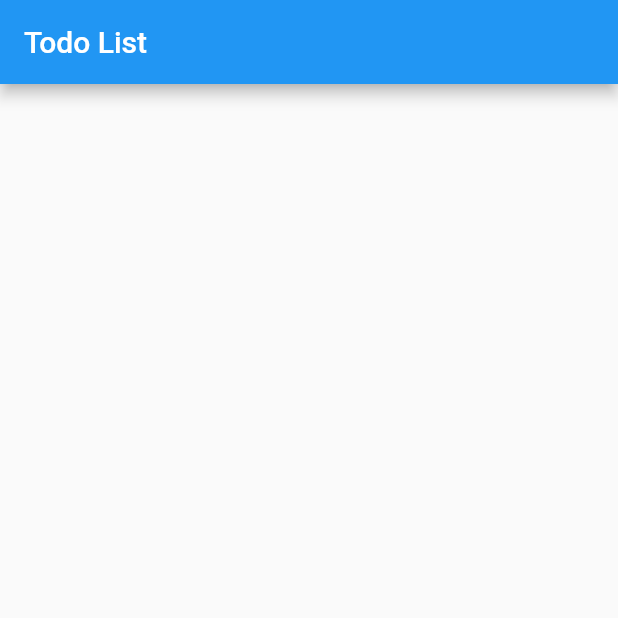
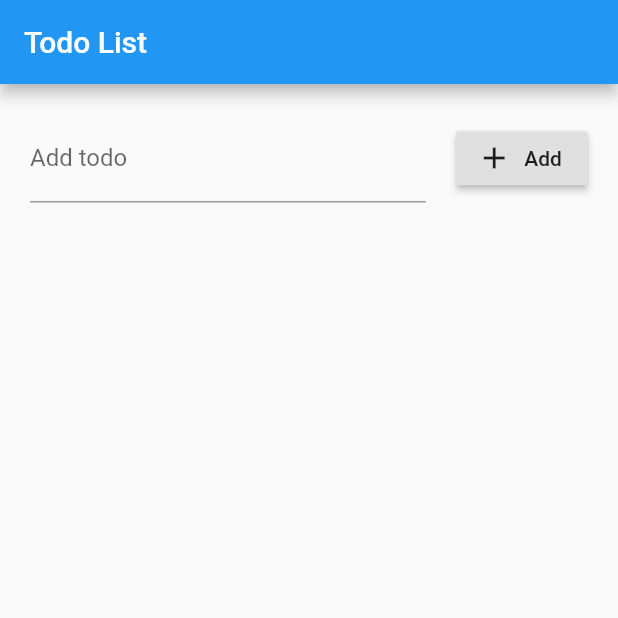
Before and after one commit to quangphatt/flutter_app_todo_list, a Flutter app: the screen it shows after launch, on a phone screen of 412 x 824 dp, the top half of it. Run offline on Flutter 3.47's test engine with Material 2 defaults, Android fonts, the phone set to English and light mode, and no system bars; our stand-ins replace sqflite; accounts and stored records are empty.

Commit message:
add Add Todo, Delete Todo

```diff
--- /dev/null
+++ b/lib/base/base_bloc.dart
@@ -0,0 +1,28 @@
+import 'dart:async';
+import 'package:flutter/widgets.dart';
+
+import 'base_event.dart';
+
+abstract class BaseBloc {
+  StreamController<BaseEvent> _eventStreamController =
+      StreamController<BaseEvent>();
+
+  Sink<BaseEvent> get event => _eventStreamController.sink;
+
+  BaseBloc() {
+    _eventStreamController.stream.listen((event) {
+      if (event is! BaseEvent) {
+        throw Exception("Event khong hop le");
+      }
+
+      dispatchEvent(event);
+    });
+  }
+
+  void dispatchEvent(BaseEvent event);
+
+  @mustCallSuper
+  void dispose() {
+    _eventStreamController.close();
+  }
+}
--- /dev/null
+++ b/lib/base/base_event.dart
@@ -0,0 +1 @@
+class BaseEvent {}
--- /dev/null
+++ b/lib/bloc/todo_bloc.dart
@@ -0,0 +1,60 @@
+import 'package:flutter_app_todo_list/base/base_bloc.dart';
+import 'dart:math';
+import 'dart:async';
+import 'package:flutter_app_todo_list/base/base_event.dart';
+import 'package:flutter_app_todo_list/db/todo_table.dart';
+import '../event/add_todo_event.dart';
+import '../event/delete_todo_event.dart';
+import '../model/todo.dart';
+
+class TodoBloc extends BaseBloc {
+  TodoTable _todoTable = TodoTable();
+
+  StreamController<List<Todo>> _todoListStreamController =
+      StreamController<List<Todo>>();
+  Stream<List<Todo>> get todoListStream => _todoListStreamController.stream;
+
+  var _randomInt = Random();
+  List<Todo> _todoListData = List<Todo>.empty();
+
+  initData() async {
+    _todoListData = await _todoTable.selectAllTodo();
+
+    if (_todoListData == null) {
+      return;
+    }
+
+    _todoListStreamController.sink.add(_todoListData);
+  }
+
+  _addTodo(Todo todo) async {
+    await _todoTable.insertTodo(todo);
+
+    _todoListData.add(todo);
+    _todoListStreamController.sink.add(_todoListData);
+  }
+
+  _deleteTodo(Todo todo) async {
+    await _todoTable.deleteTodo(todo);
+
+    _todoListData.remove(todo);
+    _todoListStreamController.sink.add(_todoListData);
+  }
+
+  @override
+  void dispatchEvent(BaseEvent event) {
+    if (event is AddTodoEvent) {
+      Todo todo = Todo.fromData(_randomInt.nextInt(1000000), event.content);
+      _addTodo(todo);
+    } else if (event is DeleteTodoEvent) {
+      _deleteTodo(event.todo);
+    }
+  }
+
+  @override
+  void dispose() {
+    // TODO: implement dispose
+    super.dispose();
+    _todoListStreamController.close();
+  }
+}
--- /dev/null
+++ b/lib/db/todo_table.dart
@@ -0,0 +1,38 @@
+import 'package:flutter_app_todo_list/db/todo_database.dart';
+import 'package:flutter_app_todo_list/model/todo.dart';
+import 'package:sqflite/sqflite.dart';
+
+class TodoTable {
+  static const TABLE_NAME = 'todo';
+  static const CREATE_TABLE_QUERY = '''
+    CREATE TABLE $TABLE_NAME (
+      id INTERGER PRIMARY KEY,
+      content TEXT
+    );
+  ''';
+
+  static const DROP_TABLE_QUERY = '''
+    DROP TABLE IF EXIST $TABLE_NAME
+  ''';
+
+  Future<int>? insertTodo(Todo todo) {
+    final Database? db = TodoDatabase.instance.database;
+
+    return db?.insert(TABLE_NAME, todo.toMap(),
+        conflictAlgorithm: ConflictAlgorithm.replace);
+  }
+
+  Future<void> deleteTodo(Todo todo) async {
+    final Database? db = TodoDatabase.instance.database;
+    await db?.delete(TABLE_NAME, where: 'id=?', whereArgs: [todo.id]);
+  }
+
+  Future<List<Todo>> selectAllTodo() async {
+    final Database? db = TodoDatabase.instance.database;
+    final List<Map<String, Object?>>? maps = await db?.query('todo');
+
+    return List.generate(maps!.length, (index) {
+      return Todo.fromData(maps[index]['id'], maps[index]['content']);
+    });
+  }
+}
--- /dev/null
+++ b/lib/event/add_todo_event.dart
@@ -0,0 +1,7 @@
+import 'package:flutter_app_todo_list/base/base_event.dart';
+
+class AddTodoEvent extends BaseEvent {
+  String content;
+
+  AddTodoEvent(this.content);
+}
--- /dev/null
+++ b/lib/event/delete_todo_event.dart
@@ -0,0 +1,8 @@
+import 'package:flutter_app_todo_list/base/base_event.dart';
+import 'package:flutter_app_todo_list/model/todo.dart';
+
+class DeleteTodoEvent extends BaseEvent {
+  Todo todo;
+
+  DeleteTodoEvent(this.todo);
+}
--- a/lib/main.dart
+++ b/lib/main.dart
@@ -1,6 +1,12 @@
 import 'package:flutter/material.dart';
+import 'package:flutter_app_todo_list/bloc/todo_bloc.dart';
+import 'package:flutter_app_todo_list/db/todo_database.dart';
+import 'package:provider/provider.dart';
+import 'todo/todo_list_container.dart';
 
-void main() {
+void main() async {
+  WidgetsFlutterBinding.ensureInitialized();
+  await TodoDatabase.instance.init();
   runApp(const MyApp());
 }
 
@@ -19,31 +25,9 @@ class MyApp extends StatelessWidget {
         appBar: AppBar(
           title: Text("Todo List"),
         ),
-        body: TodoListContainer(),
+        body: Provider<TodoBloc>.value(
+            value: TodoBloc(), child: TodoListContainer()),
       ),
     );
   }
 }
-
-class TodoListContainer extends StatelessWidget {
-  @override
-  Widget build(BuildContext context) {
-    return Container(
-      child: Column(
-        children: <Widget>[],
-      ),
-    );
-  }
-
-  Widget _buildHeader() {
-    var txtTodoController = TextEditingController();
-    return Row(
-      children: <Widget>[
-        TextFormField(
-          decoration:
-              InputDecoration(labelText: 'Add todo', hintText: 'Add todo'),
-        )
-      ],
-    );
-  }
-}
--- /dev/null
+++ b/lib/model/todo.dart
@@ -0,0 +1,25 @@
+class Todo {
+  late int _id;
+  late String _content;
+
+  Todo.fromData(id, content) {
+    _id = id;
+    _content = content;
+  }
+
+  String get content => _content;
+
+  set content(String value) {
+    _content = value;
+  }
+
+  int get id => _id;
+
+  set id(int value) {
+    _id = value;
+  }
+
+  Map<String, dynamic> toMap() {
+    return {'id': _id, 'content': _content};
+  }
+}
--- /dev/null
+++ b/lib/todo/todo_header.dart
@@ -0,0 +1,37 @@
+import 'package:flutter/material.dart';
+import 'package:flutter_app_todo_list/bloc/todo_bloc.dart';
+import 'package:flutter_app_todo_list/event/add_todo_event.dart';
+import 'package:flutter_app_todo_list/event/delete_todo_event.dart';
+import 'package:provider/provider.dart';
+
+class TodoHeader extends StatelessWidget {
+  const TodoHeader({Key? key}) : super(key: key);
+
+  @override
+  Widget build(BuildContext context) {
+    var txtTodoController = TextEditingController();
+    var bloc = Provider.of<TodoBloc>(context);
+
+    return Row(
+      children: <Widget>[
+        Expanded(
+          child: TextFormField(
+            controller: txtTodoController,
+            decoration:
+                InputDecoration(labelText: 'Add todo', hintText: 'Add todo'),
+          ),
+        ),
+        SizedBox(
+          width: 20,
+        ),
+        RaisedButton.icon(
+            onPressed: () {
+              bloc.event.add(AddTodoEvent(txtTodoController.text));
+              // bloc.event.add(DeleteTodoEvent());
+            },
+            icon: Icon(Icons.add),
+            label: Text('Add'))
+      ],
+    );
+  }
+}
--- /dev/null
+++ b/lib/todo/todo_list.dart
@@ -0,0 +1,78 @@
+import 'package:flutter/material.dart';
+import 'package:flutter_app_todo_list/bloc/todo_bloc.dart';
+import 'package:flutter_app_todo_list/event/delete_todo_event.dart';
+import 'package:flutter_app_todo_list/model/todo.dart';
+import 'package:provider/provider.dart';
+
+class TodoList extends StatefulWidget {
+  const TodoList({Key? key}) : super(key: key);
+
+  @override
+  State<TodoList> createState() => _TodoListState();
+}
+
+class _TodoListState extends State<TodoList> {
+  @override
+  void didChangeDependencies() {
+    // TODO: implement didChangeDependencies
+    super.didChangeDependencies();
+
+    var bloc = Provider.of<TodoBloc>(context);
+    bloc.initData();
+  }
+
+  @override
+  Widget build(BuildContext context) {
+    return Consumer<TodoBloc>(
+        builder: (context, bloc, child) => StreamBuilder<List<Todo>>(
+              stream: bloc.todoListStream,
+              builder: (context, snapshot) {
+                switch (snapshot.connectionState) {
+                  case ConnectionState.active:
+                    return ListView.builder(
+                        itemCount: snapshot.data?.length,
+                        itemBuilder: (context, index) {
+                          return ListTile(
+                            title: Text(
+                              snapshot.data![index].content,
+                              style: TextStyle(fontSize: 20),
+                            ),
+                            trailing: GestureDetector(
+                              onTap: () {
+                                bloc.event.add(
+                                    DeleteTodoEvent(snapshot.data![index]));
+                              },
+                              child: Icon(
+                                Icons.delete,
+                                color: Colors.red[400],
+                              ),
+                            ),
+                          );
+                        });
+
+                  case ConnectionState.waiting:
+                    return Center(
+                      child: Container(
+                        width: 70,
+                        height: 70,
+                        child: Text(
+                          "Empty",
+                          style: TextStyle(fontSize: 20),
+                        ),
+                      ),
+                    );
+
+                  case ConnectionState.none:
+                  default:
+                    return Center(
+                      child: Container(
+                        width: 70,
+                        height: 70,
+                        child: CircularProgressIndicator(),
+                      ),
+                    );
+                }
+              },
+            ));
+  }
+}
--- /dev/null
+++ b/lib/todo/todo_list_container.dart
@@ -0,0 +1,18 @@
+import 'package:flutter/material.dart';
+import 'todo_header.dart';
+import 'todo_list.dart';
+
+class TodoListContainer extends StatelessWidget {
+  @override
+  Widget build(BuildContext context) {
+    return Container(
+      padding: EdgeInsets.all(20),
+      child: Column(
+        children: <Widget>[
+          TodoHeader(),
+          Expanded(child: TodoList()),
+        ],
+      ),
+    );
+  }
+}
--- a/pubspec.yaml
+++ b/pubspec.yaml
@@ -45,6 +45,9 @@ dev_dependencies:
   # package. See that file for information about deactivating specific lint
   # rules and activating additional ones.
   flutter_lints: ^1.0.0
+  provider: ^6.0.2
+  sqflite: ^2.0.2
+  path: ^1.8.0
 
 # For information on the generic Dart part of this file, see the
 # following page: https://dart.dev/tools/pub/pubspec
```
Also changed, not shown: lib/db/todo_database.dart (added, +30 -0 lines), pubspec.lock.
